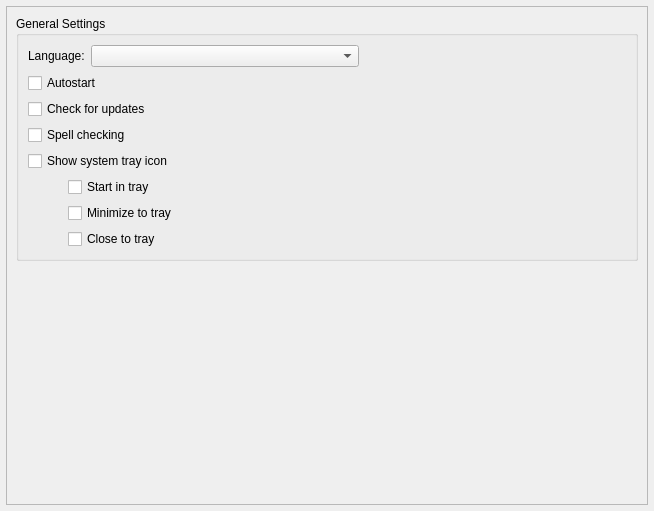
okstar-org/ok-msg-desktop, file src/UI/window/config/settings/src/GeneralForm.ui: the form before one commit.
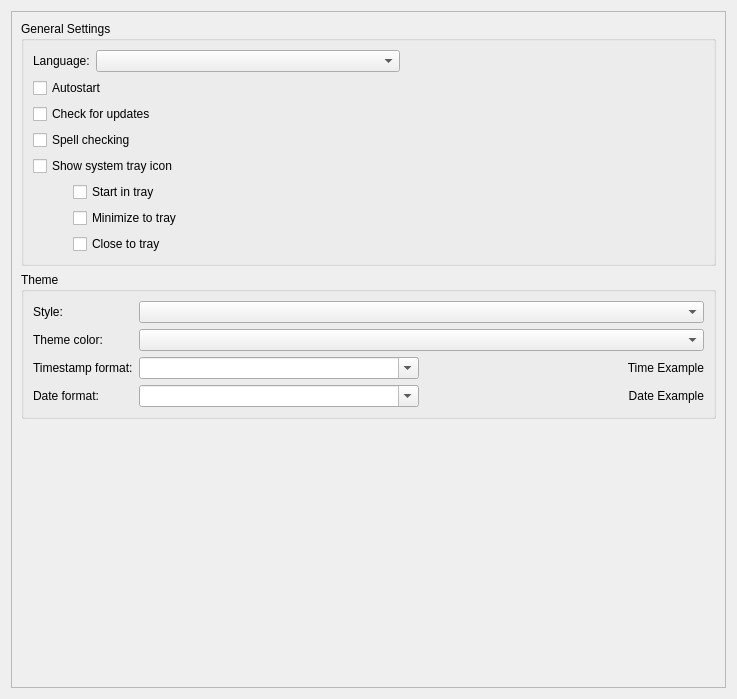
The form after the commit. Custom widgets are drawn as their Qt base class.

Diff of the .ui file:
```diff
--- a/src/UI/window/config/settings/src/GeneralForm.ui
+++ b/src/UI/window/config/settings/src/GeneralForm.ui
@@ -6,27 +6,15 @@
    <rect>
     <x>0</x>
     <y>0</y>
-    <width>654</width>
-    <height>511</height>
+    <width>737</width>
+    <height>699</height>
    </rect>
   </property>
   <property name="windowTitle">
    <string notr="true">Form</string>
   </property>
-  <layout class="QVBoxLayout" name="verticalLayout_2">
-   <property name="leftMargin">
-    <number>6</number>
-   </property>
-   <property name="topMargin">
-    <number>6</number>
-   </property>
-   <property name="rightMargin">
-    <number>6</number>
-   </property>
-   <property name="bottomMargin">
-    <number>6</number>
-   </property>
-   <item>
+  <layout class="QGridLayout" name="gridLayout_2">
+   <item row="0" column="0">
     <widget class="VerticalOnlyScroller" name="scrollArea">
      <property name="widgetResizable">
       <bool>true</bool>
@@ -39,24 +27,20 @@
        <rect>
         <x>0</x>
         <y>0</y>
-        <width>638</width>
-        <height>495</height>
+        <width>717</width>
+        <height>679</height>
        </rect>
       </property>
-      <layout class="QVBoxLayout" name="verticalLayout_4" stretch="0,0">
-       <property name="spacing">
-        <number>32</number>
-       </property>
-       <property name="topMargin">
-        <number>9</number>
-       </property>
-       <item alignment="Qt::AlignTop">
+      <layout class="QGridLayout" name="gridLayout_3">
+       <item row="0" column="0">
+        <layout class="QVBoxLayout" name="verticalLayout">
+         <item>
         <widget class="QGroupBox" name="generalGroup">
          <property name="title">
           <string>General Settings</string>
          </property>
-         <layout class="QVBoxLayout" name="verticalLayout_3">
-          <item>
+           <layout class="QGridLayout" name="gridLayout_4">
+            <item row="0" column="0">
            <layout class="QHBoxLayout" name="generalLayout">
             <item>
              <widget class="QLabel" name="transLabel">
@@ -96,7 +80,7 @@
             </item>
            </layout>
           </item>
-          <item>
+            <item row="1" column="0">
            <layout class="QVBoxLayout" name="startupLayout">
             <item>
              <widget class="QCheckBox" name="cbAutorun">
@@ -117,7 +101,7 @@
             </item>
            </layout>
           </item>
-          <item>
+            <item row="2" column="0">
            <layout class="QVBoxLayout" name="verticalLayout_6">
             <item>
              <widget class="QCheckBox" name="cbSpellChecking">
@@ -201,12 +185,123 @@
             </item>
            </layout>
           </item>
-          <item>
+            <item row="3" column="0">
            <layout class="QHBoxLayout" name="autoAwayLayout"/>
           </item>
          </layout>
         </widget>
        </item>
+         <item>
+          <widget class="QGroupBox" name="ThemeGroupBox">
+           <property name="title">
+            <string>Theme</string>
+           </property>
+           <layout class="QGridLayout" name="gridLayout">
+            <item row="0" column="0">
+             <widget class="QLabel" name="styleLabel">
+              <property name="text">
+               <string>Style:</string>
+              </property>
+             </widget>
+            </item>
+            <item row="0" column="1">
+             <widget class="QComboBox" name="styleBrowser">
+              <property name="sizePolicy">
+               <sizepolicy hsizetype="Expanding" vsizetype="Fixed">
+                <horstretch>0</horstretch>
+                <verstretch>0</verstretch>
+               </sizepolicy>
+              </property>
+             </widget>
+            </item>
+            <item row="1" column="0">
+             <widget class="QLabel" name="themeColorLabel">
+              <property name="text">
+               <string>Theme color:</string>
+              </property>
+             </widget>
+            </item>
+            <item row="1" column="1">
+             <widget class="QComboBox" name="themeColorCBox">
+              <property name="sizePolicy">
+               <sizepolicy hsizetype="Expanding" vsizetype="Fixed">
+                <horstretch>0</horstretch>
+                <verstretch>0</verstretch>
+               </sizepolicy>
+              </property>
+             </widget>
+            </item>
+            <item row="2" column="0">
+             <widget class="QLabel" name="timestampLabel">
+              <property name="text">
+               <string>Timestamp format:</string>
+              </property>
+             </widget>
+            </item>
+            <item row="2" column="1">
+             <layout class="QHBoxLayout" name="horizontalLayout_2">
+              <item>
+               <widget class="QComboBox" name="timestamp">
+                <property name="sizePolicy">
+                 <sizepolicy hsizetype="Preferred" vsizetype="Fixed">
+                  <horstretch>0</horstretch>
+                  <verstretch>0</verstretch>
+                 </sizepolicy>
+                </property>
+                <property name="editable">
+                 <bool>true</bool>
+                </property>
+                <property name="insertPolicy">
+                 <enum>QComboBox::NoInsert</enum>
+                </property>
+               </widget>
+              </item>
+              <item>
+               <widget class="QLabel" name="timeExample">
+                <property name="text">
+                 <string notr="true">Time Example</string>
+                </property>
+                <property name="alignment">
+                 <set>Qt::AlignRight|Qt::AlignTrailing|Qt::AlignVCenter</set>
+                </property>
+               </widget>
+              </item>
+             </layout>
+            </item>
+            <item row="3" column="0">
+             <widget class="QLabel" name="dateformatLabel">
+              <property name="text">
+               <string>Date format:</string>
+              </property>
+             </widget>
+            </item>
+            <item row="3" column="1">
+             <layout class="QHBoxLayout" name="horizontalLayout_3">
+              <item>
+               <widget class="QComboBox" name="dateFormats">
+                <property name="editable">
+                 <bool>true</bool>
+                </property>
+                <property name="insertPolicy">
+                 <enum>QComboBox::NoInsert</enum>
+                </property>
+               </widget>
+              </item>
+              <item>
+               <widget class="QLabel" name="dateExample">
+                <property name="text">
+                 <string notr="true">Date Example</string>
+                </property>
+                <property name="alignment">
+                 <set>Qt::AlignRight|Qt::AlignTrailing|Qt::AlignVCenter</set>
+                </property>
+               </widget>
+              </item>
+             </layout>
+            </item>
+           </layout>
+          </widget>
+         </item>
        <item>
         <spacer name="verticalSpacer">
          <property name="orientation">
@@ -219,6 +314,8 @@
           </size>
          </property>
         </spacer>
+         </item>
+        </layout>
        </item>
       </layout>
      </widget>
```
Lines whose indentation alone changed are shown as unchanged.
